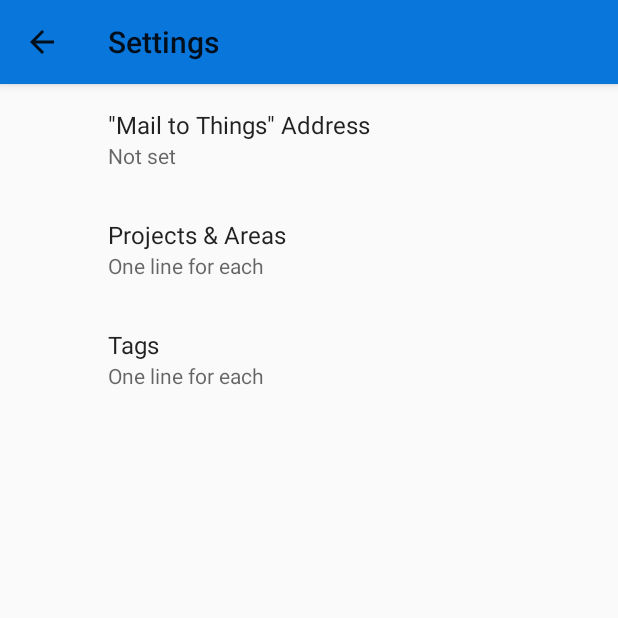
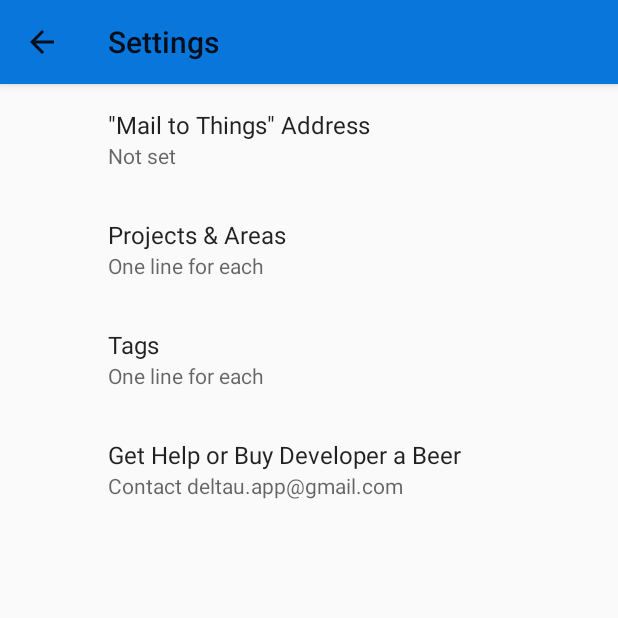
Before and after one commit to tmutimer/ThingsInbox, an Android app: the SettingsActivity screen opened directly, with no data from a screen before it, on a phone screen of 412 x 824 dp, the top half of it. Run offline under Robolectric (Android 15) with nearby library versions, the phone set to English and light mode, and no system bars; our stand-ins replace androidx.preference; 8 statements that could not run were skipped.

Commit message:
add help/donate option and extract some string resources

```diff
--- a/app/src/main/AndroidManifest.xml
+++ b/app/src/main/AndroidManifest.xml
@@ -19,7 +19,7 @@
             android:parentActivityName="com.deltau.things.thingsinbox.MainActivity">
             <meta-data
                 android:name="android.support.PARENT_ACTIVITY"
-                android:value="com.android.example.thingsinbox.com.deltau.example.thingsinbox.MainActivity" />
+                android:value="com.deltau.things.thingsinbox.MainActivity" />
         </activity>
         <activity
             android:name="com.deltau.things.thingsinbox.MainActivity"
--- a/app/src/main/res/values/strings.xml
+++ b/app/src/main/res/values/strings.xml
@@ -49,4 +49,7 @@
     <string name="welcome_title">Welcome to Things Companion!</string>
     <string name="skip">Skip</string>
     <string name="welcome_subtitle">Let\'s quickly set up some preferences...</string>
+    <string name="help_title">Get Help or Buy Developer a Beer</string>
+    <string name="help_summary">Contact deltau.app@gmail.com</string>
+    <string name="first_run">First Run?</string>
 </resources>
--- a/app/src/main/res/xml/root_preferences.xml
+++ b/app/src/main/res/xml/root_preferences.xml
@@ -34,8 +34,14 @@
 
     <CheckBoxPreference
         app:key="first_run"
-        app:title="First Run?"
+        app:title="@string/first_run"
         app:isPreferenceVisible="false"
         android:defaultValue="true" />
 
+    <Preference
+        app:key="help"
+        app:title="@string/help_title"
+        app:isPreferenceVisible="true"
+        app:summary="@string/help_summary" />
+
 </PreferenceScreen>
```
Also changed, not shown: app/src/main/java/com/deltau/things/thingsinbox/SettingsActivity.java (+11 -0 lines).
